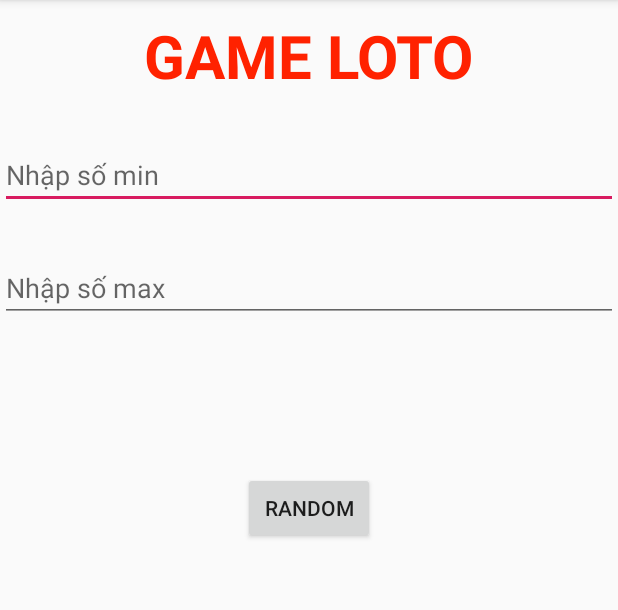
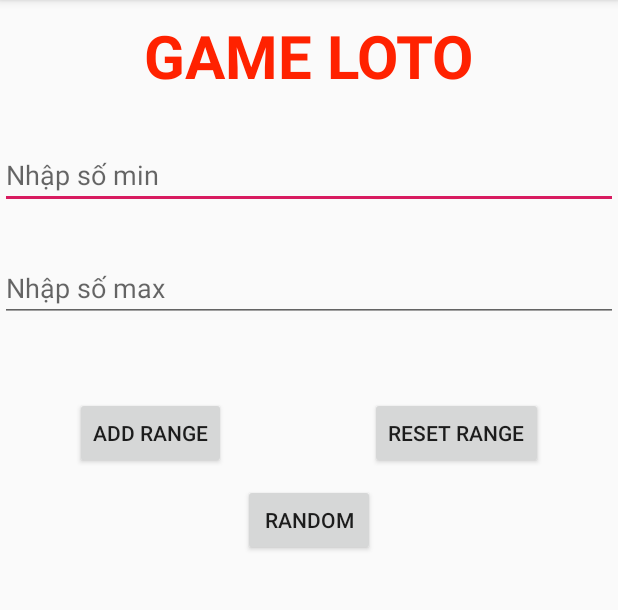
Before and after one commit to phamtanphat/Random06012020, an Android app: the screen it shows after launch (MainActivity), on a phone screen of 412 x 824 dp, the part 84-694 px from its top. Run offline under Robolectric (Android 15) with nearby library versions, the phone set to English and light mode, and no system bars.

Commit message:
task app

```diff
--- a/app/src/main/java/com/example/random06012020/MainActivity.java
+++ b/app/src/main/java/com/example/random06012020/MainActivity.java
@@ -17,7 +17,6 @@ public class MainActivity extends AppCompatActivity {
     EditText mEdtSomin,mEdtSomax;
     Button mBtnRandom;
     TextView mTvKetqua;
-    String mKetqua = "";
     @Override
     protected void onCreate(Bundle savedInstanceState) {
         super.onCreate(savedInstanceState);
@@ -32,6 +31,21 @@ public class MainActivity extends AppCompatActivity {
         // Task 2 : Nếu số max < số min , số max = smin + 1;
         // Task 3 : Click button random trả về số trong khoản min và max
         // Task 4 : Nối chuỗi dữ liệu các giá trị random (5 - 3 - 2 - 1 -)
+        // Task 5 : Random các số không được trùng với nhau
+        // Task 6 : Số lần random sẽ bằng khoảng cách random
+        // Button : Add range
+//            + Tạo ra 1 mảng
+//            + Thêm tất cả các số từ trong số min và số max vào trong mảng
+//            + Ẩn edittext min và max và button add range sẽ bị tắt không được click
+        // Button : Reset range
+//                + Xóa các phần tử trong mảng
+//                + Bật tính năng lại cho edittext và button
+//                + Xóa dữ liệu kết quả cũ nếu có
+//
+        // Button : Random
+//                + Lấy giá trị random được hiển thị lên trên text
+//                + Hiện thị theo format ( 5 - 9 - 10 - 9)
+//                + Nếu hết số random thì báo cho người dùng biết
         // ctrl + spacebar : gợi ý code
         mBtnRandom.setOnClickListener(new View.OnClickListener() {
             @Override
@@ -54,9 +68,7 @@ public class MainActivity extends AppCompatActivity {
 
                 Random random = new Random();
                 int value = random.nextInt(somax - somin + 1 ) + somin;
-                mKetqua += value + " - ";
-                mTvKetqua.setText(mKetqua);
-
+                mTvKetqua.append(value + " - ");
             }
         });
     }
--- a/app/src/main/res/layout/activity_main.xml
+++ b/app/src/main/res/layout/activity_main.xml
@@ -37,11 +37,28 @@
         android:layout_width="match_parent"
         android:layout_height="wrap_content"/>
     <Button
+        android:id="@+id/btnRange"
+        android:layout_marginLeft="50dp"
+        android:text="Add range"
+        android:layout_marginTop="50dp"
+        android:layout_below="@id/edtSomax"
+        android:layout_width="wrap_content"
+        android:layout_height="wrap_content"/>
+    <Button
+        android:layout_alignParentRight="true"
+        android:layout_marginRight="50dp"
+        android:id="@+id/btnResetRange"
+        android:text="Reset range"
+        android:layout_marginTop="50dp"
+        android:layout_below="@id/edtSomax"
+        android:layout_width="wrap_content"
+        android:layout_height="wrap_content"/>
+    <Button
         android:id="@+id/btnRandom"
         android:text="Random"
         android:layout_centerHorizontal="true"
-        android:layout_marginTop="100dp"
-        android:layout_below="@id/edtSomax"
+        android:layout_marginTop="10dp"
+        android:layout_below="@id/btnRange"
         android:layout_width="wrap_content"
         android:layout_height="wrap_content"/>
     <TextView
```
